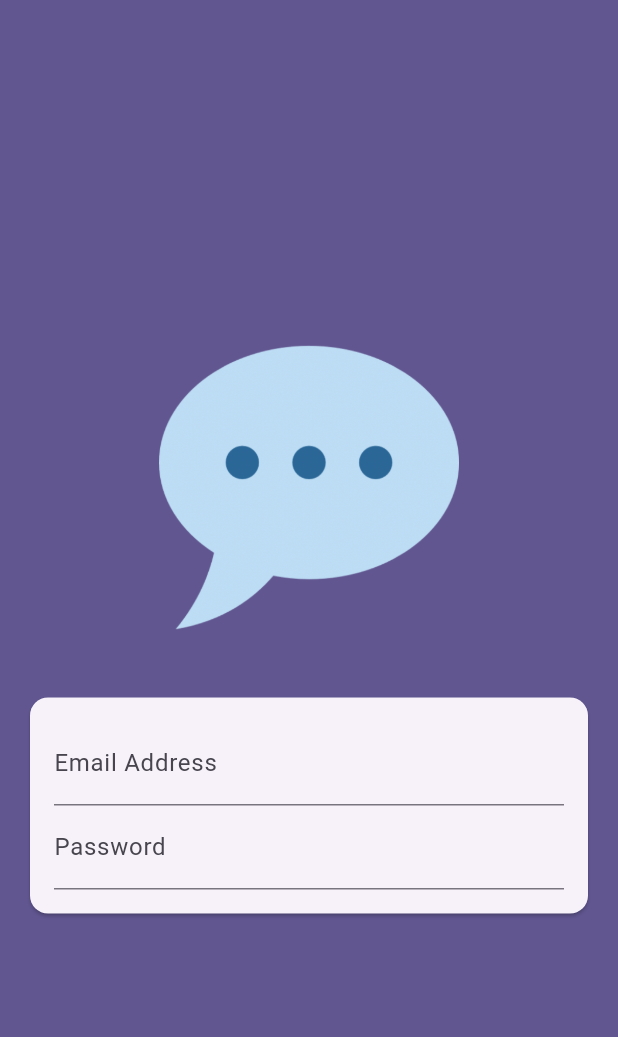
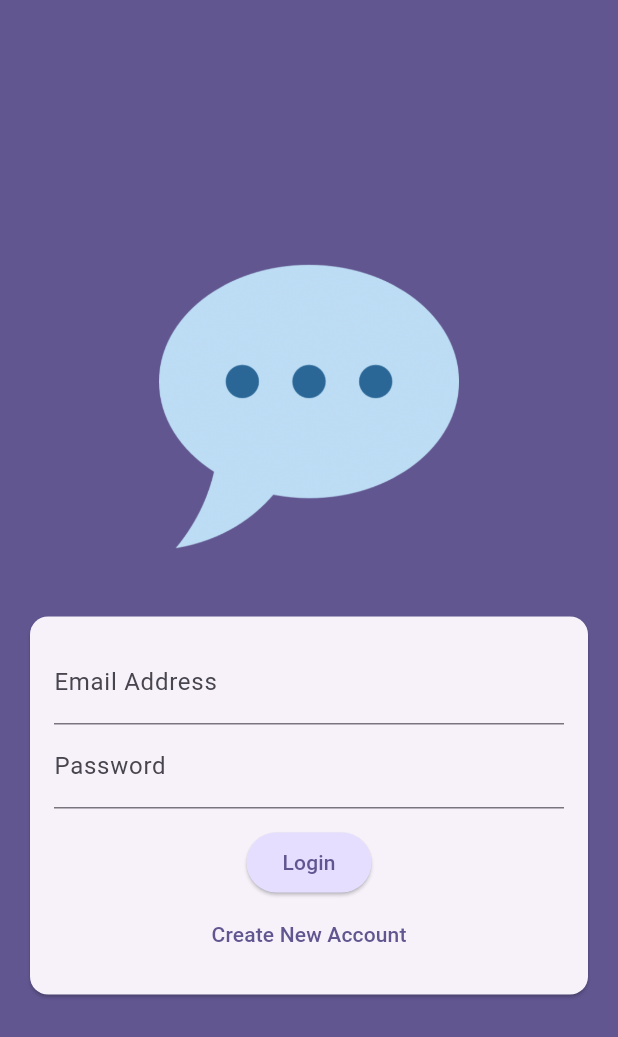
Before and after one commit to rayhan-afk/chat_app, a Flutter app: the screen it shows after launch, on a phone screen of 412 x 824 dp. Shown: the top 1037 px of the screen. Run offline on Flutter 3.47's test engine with Material 3 defaults, Android fonts, the phone set to English and light mode, and no system bars.

Commit message:
button login

```diff
--- a/lib/screens/auth.dart
+++ b/lib/screens/auth.dart
@@ -10,6 +10,8 @@ class AuthScreen extends StatefulWidget {
 }
 
 class _AuthScreenState extends State<AuthScreen> {
+  var _isLogin = true;
+
   @override
   Widget build(BuildContext context) {
     return Scaffold(
@@ -41,14 +43,34 @@ class _AuthScreenState extends State<AuthScreen> {
                           TextFormField(
                             decoration: const InputDecoration(
                                 labelText: 'Email Address'),
-                                keyboardType: TextInputType.emailAddress,
-                                autocorrect: false,
-                                textCapitalization: TextCapitalization.none,
+                            keyboardType: TextInputType.emailAddress,
+                            autocorrect: false,
+                            textCapitalization: TextCapitalization.none,
                           ),
                           TextFormField(
-                            decoration: const InputDecoration(
-                                labelText: 'Password'),
-                                obscureText: true,
+                            decoration:
+                                const InputDecoration(labelText: 'Password'),
+                            obscureText: true,
+                          ),
+                          const SizedBox(height: 12),
+                          ElevatedButton(
+                            onPressed: () {},
+                            style: ElevatedButton.styleFrom(
+                              backgroundColor: Theme.of(context)
+                                  .colorScheme
+                                  .primaryContainer,
+                            ),
+                            child: Text(_isLogin ? 'Login' : 'Signup'),
+                          ),
+                          TextButton(
+                            onPressed: () {
+                              setState(() {
+                                _isLogin = !_isLogin;
+                              });
+                            },
+                            child: Text(_isLogin
+                                ? 'Create New Account'
+                                : 'I already have an account'),
                           ),
                         ],
                       ),
```
